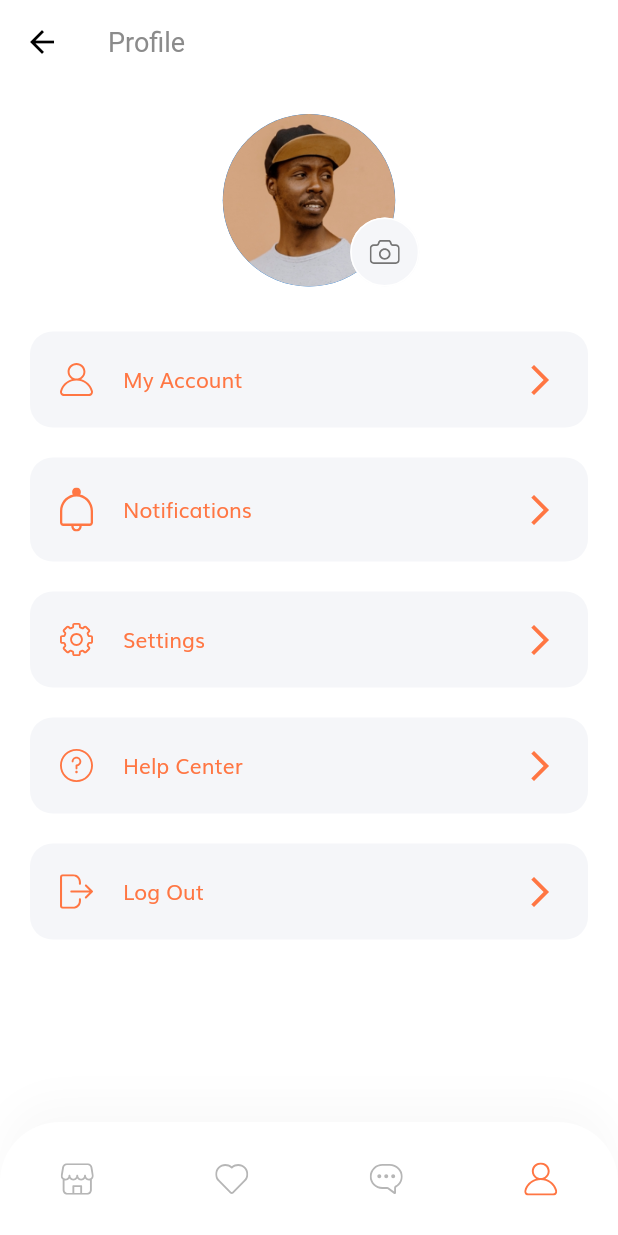
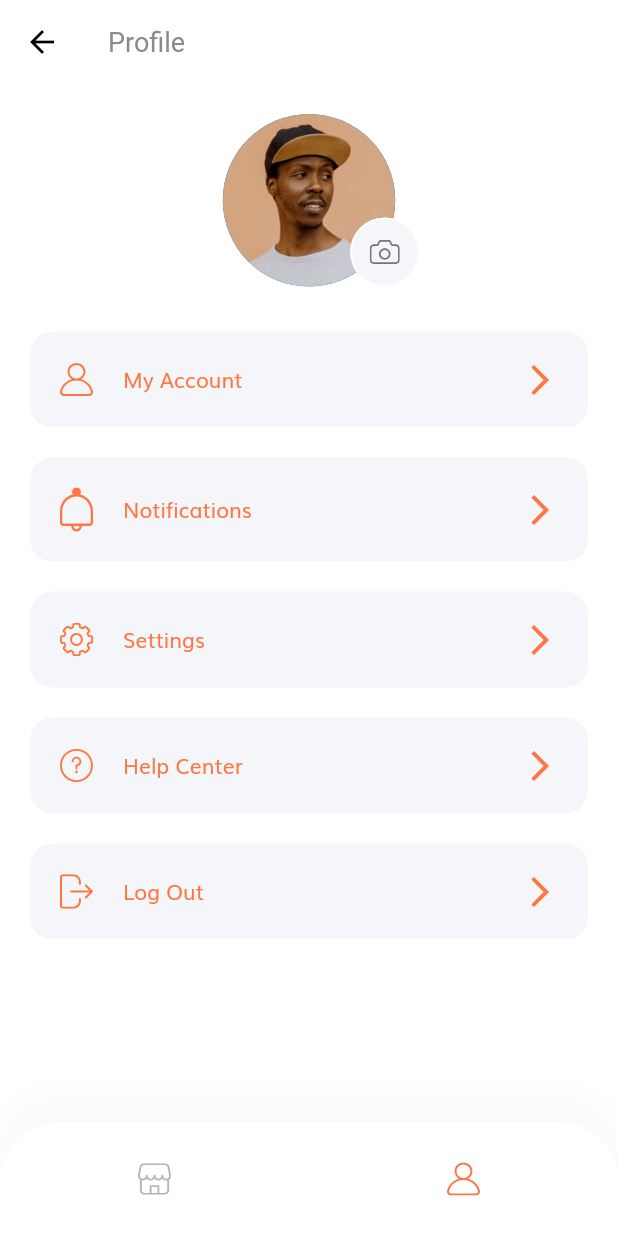
Before and after one commit to vasconceloscezar/in8_shop_app, a Flutter app: the ProfileScreen screen opened by its route, on a phone screen of 412 x 824 dp. Run offline on Flutter 3.47's test engine with Material 2 defaults, Android fonts, the phone set to English and light mode, and no system bars; our stand-ins replace flutter_svg; network calls fail.

Commit message:
fix: remove unused buttons on navbar

```diff
--- a/lib/components/coustom_bottom_nav_bar.dart
+++ b/lib/components/coustom_bottom_nav_bar.dart
@@ -49,14 +49,6 @@ class CustomBottomNavBar extends StatelessWidget {
                     Navigator.pushNamed(context, HomeScreen.routeName),
               ),
               IconButton(
-                icon: SvgPicture.asset("assets/icons/Heart Icon.svg"),
-                onPressed: () {},
-              ),
-              IconButton(
-                icon: SvgPicture.asset("assets/icons/Chat bubble Icon.svg"),
-                onPressed: () {},
-              ),
-              IconButton(
                 icon: SvgPicture.asset(
                   "assets/icons/User Icon.svg",
                   color: MenuState.profile == selectedMenu
```
